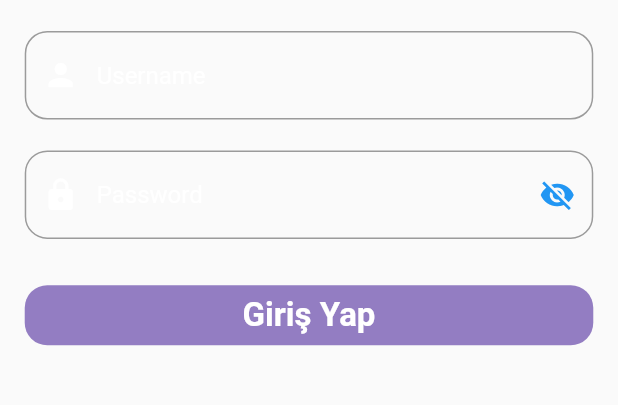
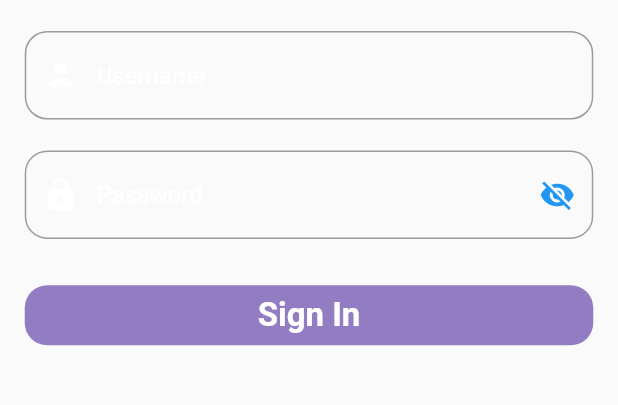
Before and after one commit to AzazelSensei/note_app, a Flutter app: the screen it shows after launch, on a phone screen of 412 x 824 dp, the part 580-985 px from its top. Run offline on Flutter 3.47's test engine with Material 2 defaults, Android fonts, the phone set to English and light mode, and no system bars; drawn by our look-alikes of getwidget; our stand-ins replace bloc, dio, flutter_bloc, fluttertoast; missing offline and left inert: day_night_switcher, dynamic_themes.

```diff
--- a/lib/core/utils/toast.dart
+++ b/lib/core/utils/toast.dart
@@ -1,3 +1,5 @@
+// ignore_for_file: depend_on_referenced_packages
+
 import 'package:flutter/material.dart';
 import 'package:fluttertoast/fluttertoast.dart';
 
--- a/lib/features/login/view/login_view.dart
+++ b/lib/features/login/view/login_view.dart
@@ -1,4 +1,4 @@
-// ignore_for_file: prefer_const_constructors
+// ignore_for_file: prefer_const_constructors, unused_import, depend_on_referenced_packages, must_call_super
 
 import 'package:flutter_bloc/flutter_bloc.dart';
 import 'package:flutter/material.dart';
@@ -31,7 +31,7 @@ class _LoginViewState extends State<LoginView> {
 
   @override
   Widget build(BuildContext context) {
-    return RepositoryProvider(
+    return BlocProvider(
       create: (context) => LoginCubit(widget.noteRepository),
       child: Scaffold(
         appBar: AppBar(
@@ -106,19 +106,18 @@ class _LoginViewState extends State<LoginView> {
                 listener: (context, state) {
                   if (state is LoginSuccess) {
                     toastMessage(
-                      mess: ' Hoş Geldiniz :)',
+                      mess:
+                          ' Hoş Geldiniz, ${state.message},${state.statusCode}',
                       toastType: ToastType.success,
                     );
                   } else if (state is LoginError) {
                     toastMessage(
-                      mess: 'Error: ${state.message}',
+                      mess: 'Hata: ${state.message},${state.statusCode}',
                       toastType: ToastType.error,
                     );
                   }
                 },
-                builder: (context, state) {
-                  return loginButton(context);
-                },
+                builder: (context, state) => loginButton,
               ),
             ],
           ),
@@ -127,16 +126,15 @@ class _LoginViewState extends State<LoginView> {
     );
   }
 
-  Widget loginButton(BuildContext context) {
-    return GFButton(
+  Widget get loginButton => GFButton(
       borderShape:
           RoundedRectangleBorder(borderRadius: BorderRadius.circular(15)),
       onPressed: () {
-          context
-              .read<LoginCubit>()
-              .login(_usernameController.text, _passwordController.text);
+        context.read<LoginCubit>().login(
+            username: _usernameController.text,
+            password: _passwordController.text);
       },
-        text: "Giriş Yap",
+      text: "Sign In",
       textStyle: const TextStyle(
           color: Color.fromARGB(255, 255, 255, 255),
           fontSize: 22,
@@ -145,4 +143,3 @@ class _LoginViewState extends State<LoginView> {
       fullWidthButton: true,
       color: const Color(0xFF937DC2));
 }
-}
--- a/lib/features/login/widget/mode_switcher.dart
+++ b/lib/features/login/widget/mode_switcher.dart
@@ -1,3 +1,5 @@
+// ignore_for_file: depend_on_referenced_packages
+
 import 'package:day_night_switcher/day_night_switcher.dart';
 import 'package:dynamic_themes/dynamic_themes.dart';
 import 'package:flutter/material.dart';
--- a/lib/features/main_page/cubit/cubit/task_n_search_cubit.dart
+++ b/lib/features/main_page/cubit/cubit/task_n_search_cubit.dart
@@ -1,4 +1,6 @@
 
+
+// ignore_for_file: depend_on_referenced_packages
 
 import 'package:flutter/material.dart';
 import 'package:flutter_bloc/flutter_bloc.dart';
--- a/lib/main.dart
+++ b/lib/main.dart
@@ -1,4 +1,4 @@
-// ignore_for_file: depend_on_referenced_packages
+// ignore_for_file: depend_on_referenced_packages, unused_import
 
 import 'package:flutter/material.dart';
 import 'package:flutter/services.dart';
--- a/lib/network/endpoint.dart
+++ b/lib/network/endpoint.dart
@@ -2,11 +2,9 @@ class EndPoint {
   EndPoint._();
   static const String baseUrl = 'http://localhost:5000/';
 
-  static const String login =  'login/';
+  static const String login = 'http://localhost:5000/login/';
 
-  static const String register = 'register/';
+  static const String register = 'http://localhost:5000/register/';
 
-  static const String getUser = 'task/';
-
-
+  static const String getUser = 'http://localhost:5000/task/';
 }
```
Also changed, not shown: lib/features/login/cubit/cubit/login_cubit.dart (+13 -6 lines). Lines whose indentation alone changed are shown as unchanged.
